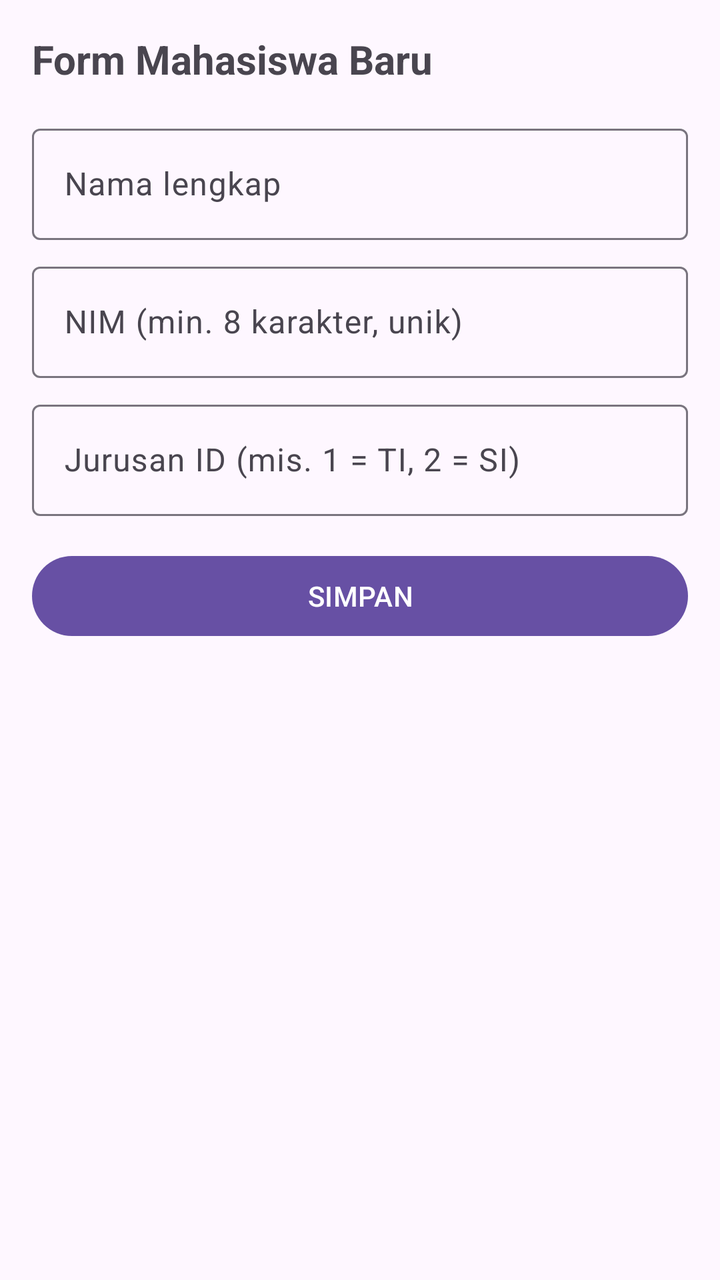
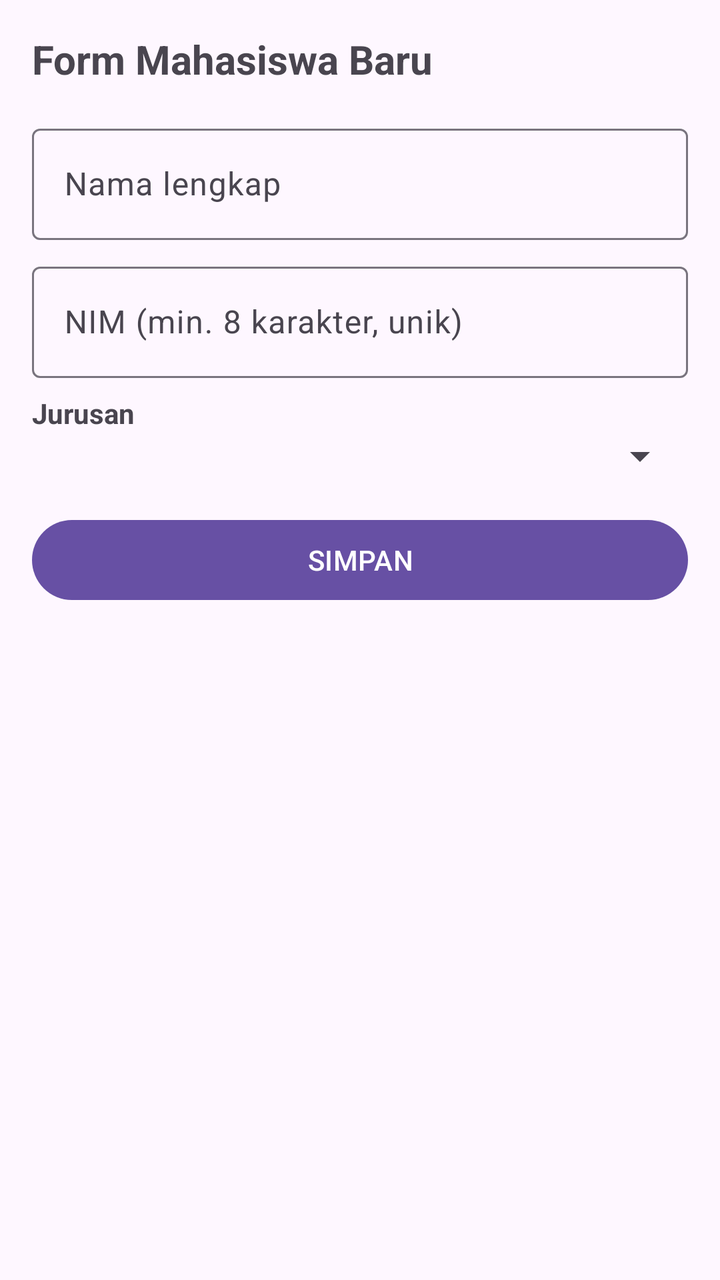

The first picture is an Android layout as it rendered before a commit; the second is the same layout after the commit. The layout source and the unified diff follow.
<!-- AndroidManifest.xml: application theme Theme.PDCS -->
<!-- res/layout/activity_tambah_mahasiswa.xml -->
<?xml version="1.0" encoding="utf-8"?>
<LinearLayout xmlns:android="http://schemas.android.com/apk/res/android"
    android:layout_width="match_parent"
    android:layout_height="match_parent"
    android:orientation="vertical"
    android:padding="16dp">

    <TextView
        android:layout_width="wrap_content"
        android:layout_height="wrap_content"
        android:text="Form Mahasiswa Baru"
        android:textSize="20sp"
        android:textStyle="bold" />

    <com.google.android.material.textfield.TextInputLayout
        android:layout_width="match_parent"
        android:layout_height="wrap_content"
        android:layout_marginTop="16dp"
        android:hint="Nama lengkap">

        <com.google.android.material.textfield.TextInputEditText
            android:id="@+id/etNama"
            android:layout_width="match_parent"
            android:layout_height="wrap_content"
            android:inputType="textPersonName"
            android:singleLine="true" />
    </com.google.android.material.textfield.TextInputLayout>

    <com.google.android.material.textfield.TextInputLayout
        android:layout_width="match_parent"
        android:layout_height="wrap_content"
        android:layout_marginTop="8dp"
        android:hint="NIM (min. 8 karakter, unik)">

        <com.google.android.material.textfield.TextInputEditText
            android:id="@+id/etNim"
            android:layout_width="match_parent"
            android:layout_height="wrap_content"
            android:inputType="number"
            android:singleLine="true" />
    </com.google.android.material.textfield.TextInputLayout>

    <com.google.android.material.textfield.TextInputLayout
        android:layout_width="match_parent"
        android:layout_height="wrap_content"
        android:layout_marginTop="8dp"
        android:hint="Jurusan ID (mis. 1 = TI, 2 = SI)">

        <com.google.android.material.textfield.TextInputEditText
            android:id="@+id/etJurusanId"
            android:layout_width="match_parent"
            android:layout_height="wrap_content"
            android:inputType="number"
            android:singleLine="true" />
    </com.google.android.material.textfield.TextInputLayout>

    <Button
        android:id="@+id/btnSimpan"
        android:layout_width="match_parent"
        android:layout_height="wrap_content"
        android:layout_marginTop="16dp"
        android:text="SIMPAN" />

    <ProgressBar
        android:id="@+id/progressBar"
        android:layout_width="wrap_content"
        android:layout_height="wrap_content"
        android:layout_gravity="center"
        android:layout_marginTop="16dp"
        android:visibility="gone" />

</LinearLayout>
<!-- resources referenced by this layout -->
<resources>
  <style name="Theme.PDCS" parent="Base.Theme.PDCS" />
  <style name="Base.Theme.PDCS" parent="Theme.Material3.DayNight.NoActionBar">
          
          
      </style>
</resources>

<!-- the commit's change to res/layout/activity_tambah_mahasiswa.xml (unified diff, before → after) -->
@@ -40,19 +40,17 @@
             android:singleLine="true" />
     </com.google.android.material.textfield.TextInputLayout>
 
-    <com.google.android.material.textfield.TextInputLayout
-        android:layout_width="match_parent"
+    <TextView
+        android:layout_width="wrap_content"
         android:layout_height="wrap_content"
         android:layout_marginTop="8dp"
-        android:hint="Jurusan ID (mis. 1 = TI, 2 = SI)">
+        android:text="Jurusan"
+        android:textStyle="bold" />
 
-        <com.google.android.material.textfield.TextInputEditText
-            android:id="@+id/etJurusanId"
-            android:layout_width="match_parent"
-            android:layout_height="wrap_content"
-            android:inputType="number"
-            android:singleLine="true" />
-    </com.google.android.material.textfield.TextInputLayout>
+    <Spinner
+        android:id="@+id/spinnerJurusan"
+        android:layout_width="match_parent"
+        android:layout_height="wrap_content" />
 
     <Button
         android:id="@+id/btnSimpan"
